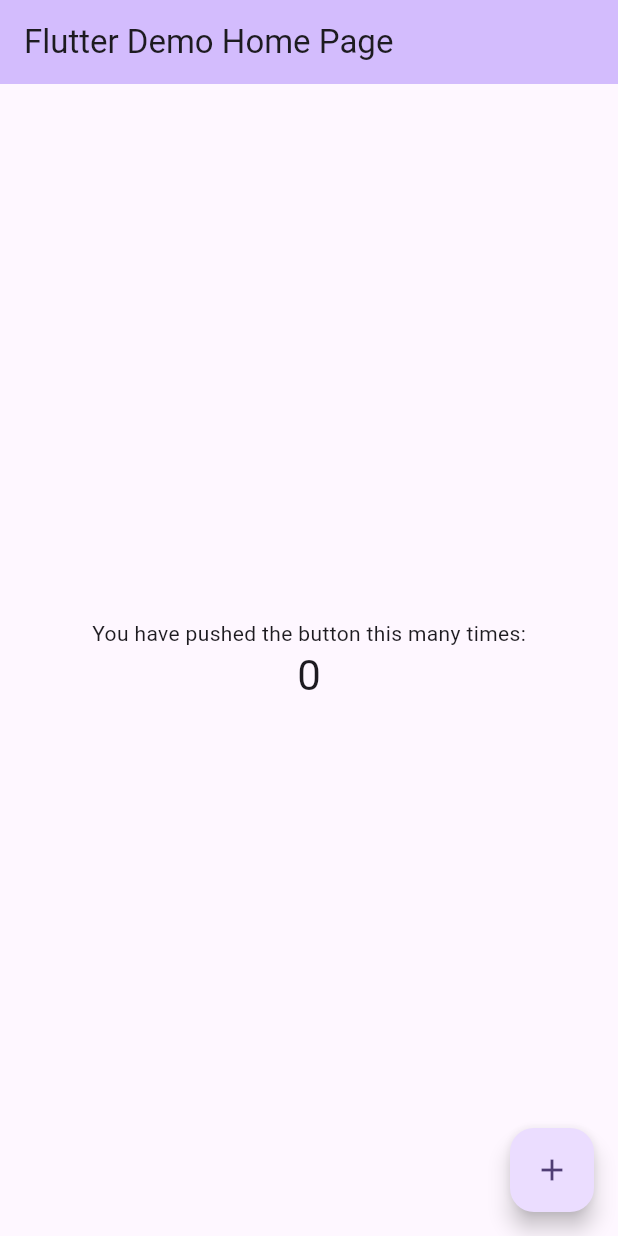
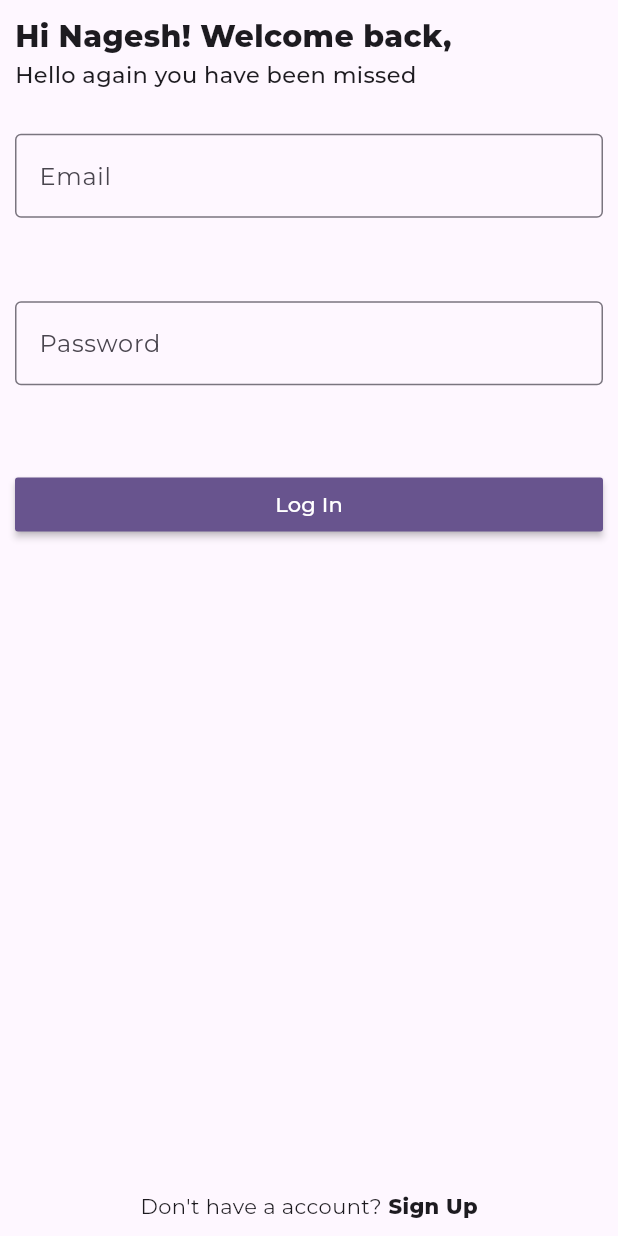
Before and after one commit to nageshSp3107/flutterchatapp, a Flutter app: the screen it shows after launch, on a phone screen of 412 x 824 dp. Run offline on Flutter 3.47's test engine with Material 3 defaults, Android fonts, the light colour scheme and no system bars; our stand-ins replace firebase_core, google_fonts; accounts and stored records are empty.

Commit message:
Login page design

```diff
--- a/lib/main.dart
+++ b/lib/main.dart
@@ -1,5 +1,7 @@
 import 'package:flutter/material.dart';
 import 'utils.dart';
+import 'pages/login_screen.dart';
+import 'package:google_fonts/google_fonts.dart';
 
 void main() async{
   await setUp();
@@ -23,96 +25,9 @@ class MyApp extends StatelessWidget {
       theme: ThemeData(
         colorScheme: ColorScheme.fromSeed(seedColor: Colors.deepPurple),
         useMaterial3: true,
+        textTheme: GoogleFonts.montserratTextTheme(),
       ),
-      home: const MyHomePage(title: 'Flutter Demo Home Page'),
+      home: LoginScreen(),
     );
   }
 }
-
-class MyHomePage extends StatefulWidget {
-  const MyHomePage({super.key, required this.title});
-
-  // This widget is the home page of your application. It is stateful, meaning
-  // that it has a State object (defined below) that contains fields that affect
-  // how it looks.
-
-  // This class is the configuration for the state. It holds the values (in this
-  // case the title) provided by the parent (in this case the App widget) and
-  // used by the build method of the State. Fields in a Widget subclass are
-  // always marked "final".
-
-  final String title;
-
-  @override
-  State<MyHomePage> createState() => _MyHomePageState();
-}
-
-class _MyHomePageState extends State<MyHomePage> {
-  int _counter = 0;
-
-  void _incrementCounter() {
-    setState(() {
-      // This call to setState tells the Flutter framework that something has
-      // changed in this State, which causes it to rerun the build method below
-      // so that the display can reflect the updated values. If we changed
-      // _counter without calling setState(), then the build method would not be
-      // called again, and so nothing would appear to happen.
-      _counter++;
-    });
-  }
-
-  @override
-  Widget build(BuildContext context) {
-    // This method is rerun every time setState is called, for instance as done
-    // by the _incrementCounter method above.
-    //
-    // The Flutter framework has been optimized to make rerunning build methods
-    // fast, so that you can just rebuild anything that needs updating rather
-    // than having to individually change instances of widgets.
-    return Scaffold(
-      appBar: AppBar(
-        // TRY THIS: Try changing the color here to a specific color (to
-        // Colors.amber, perhaps?) and trigger a hot reload to see the AppBar
-        // change color while the other colors stay the same.
-        backgroundColor: Theme.of(context).colorScheme.inversePrimary,
-        // Here we take the value from the MyHomePage object that was created by
-        // the App.build method, and use it to set our appbar title.
-        title: Text(widget.title),
-      ),
-      body: Center(
-        // Center is a layout widget. It takes a single child and positions it
-        // in the middle of the parent.
-        child: Column(
-          // Column is also a layout widget. It takes a list of children and
-          // arranges them vertically. By default, it sizes itself to fit its
-          // children horizontally, and tries to be as tall as its parent.
-          //
-          // Column has various properties to control how it sizes itself and
-          // how it positions its children. Here we use mainAxisAlignment to
-          // center the children vertically; the main axis here is the vertical
-          // axis because Columns are vertical (the cross axis would be
-          // horizontal).
-          //
-          // TRY THIS: Invoke "debug painting" (choose the "Toggle Debug Paint"
-          // action in the IDE, or press "p" in the console), to see the
-          // wireframe for each widget.
-          mainAxisAlignment: MainAxisAlignment.center,
-          children: <Widget>[
-            const Text(
-              'You have pushed the button this many times:',
-            ),
-            Text(
-              '$_counter',
-              style: Theme.of(context).textTheme.headlineMedium,
-            ),
-          ],
-        ),
-      ),
-      floatingActionButton: FloatingActionButton(
-        onPressed: _incrementCounter,
-        tooltip: 'Increment',
-        child: const Icon(Icons.add),
-      ), // This trailing comma makes auto-formatting nicer for build methods.
-    );
-  }
-}
--- /dev/null
+++ b/lib/pages/login_screen.dart
@@ -0,0 +1,114 @@
+import 'package:flutter/material.dart';
+import 'package:flutterapp/widgets/custom_formfield.dart';
+
+class LoginScreen extends StatefulWidget {
+  const LoginScreen({super.key});
+
+  @override
+  State<LoginScreen> createState() => _LoginScreenState();
+}
+
+class _LoginScreenState extends State<LoginScreen> {
+  @override
+  Widget build(BuildContext context) {
+    return buildUI();
+  }
+
+  Widget buildUI() {
+    return Scaffold(
+      resizeToAvoidBottomInset: false,
+      body: SafeArea(
+        child: login_contents(),
+      ),
+    );
+  }
+
+  Widget login_contents() {
+    return Padding(
+      padding: const EdgeInsets.all(10.0),
+      child: Column(
+        children: [_headerText(), _loginForm(), _createAccountLink()],
+      ),
+    );
+  }
+
+  Widget _headerText() {
+    return SizedBox(
+      width: MediaQuery.sizeOf(context).width,
+      child: const Column(
+        mainAxisSize: MainAxisSize.max,
+        mainAxisAlignment: MainAxisAlignment.start,
+        crossAxisAlignment: CrossAxisAlignment.start,
+        children: [
+          Text(
+            'Hi Nagesh! Welcome back,',
+            style: TextStyle(
+              fontSize: 20,
+              fontWeight: FontWeight.w800,
+            ),
+          ),
+          Text(
+            'Hello again you have been missed ',
+            style: TextStyle(
+              fontSize: 15,
+              fontWeight: FontWeight.w500,
+            ),
+          ),
+        ],
+      ),
+    );
+  }
+
+  Widget _loginForm() {
+    return Container(
+      height: MediaQuery.sizeOf(context).height * 0.40,
+      child: Form(
+        child: Column(
+          mainAxisSize: MainAxisSize.max,
+          mainAxisAlignment: MainAxisAlignment.spaceEvenly,
+          crossAxisAlignment: CrossAxisAlignment.center,
+          children: [
+            CustomFormField(
+              hintString: 'Email',
+              height: MediaQuery.sizeOf(context).height * 0.1,
+            ),
+            CustomFormField(
+                hintString: 'Password',
+                height: MediaQuery.sizeOf(context).height * 0.1),
+            _loginButton(),
+          ],
+        ),
+      ),
+    );
+  }
+
+  Widget _loginButton() {
+    return SizedBox(
+      width: MediaQuery.sizeOf(context).width,
+      child: MaterialButton(
+        onPressed: () {},
+        color: Theme.of(context).colorScheme.primary,
+        child: const Text(
+          'Log In',
+          style: TextStyle(color: Colors.white),
+        ),
+      ),
+    );
+  }
+
+  Widget _createAccountLink() {
+    return Expanded(
+        child: Row(
+      mainAxisSize: MainAxisSize.max,
+      mainAxisAlignment: MainAxisAlignment.center,
+      crossAxisAlignment: CrossAxisAlignment.end,
+      children: [
+        const Text("Don't have a account?"),
+        const Text(
+          " Sign Up",
+          style: TextStyle(fontWeight: FontWeight.w800),
+        )
+      ],
+    ));
+  }
+}
--- /dev/null
+++ b/lib/widgets/custom_formfield.dart
@@ -0,0 +1,22 @@
+import 'package:flutter/material.dart';
+
+class CustomFormField extends StatelessWidget {
+  final String hintString;
+  final double height;
+
+  const CustomFormField(
+      {super.key, required this.hintString, required this.height,});
+
+  @override
+  Widget build(BuildContext context) {
+    return SizedBox(
+      height: height,
+      child: TextFormField(
+        decoration: InputDecoration(
+            hintText: hintString,
+            border: const OutlineInputBorder()
+        ),
+      ),
+    );
+  }
+}
```
